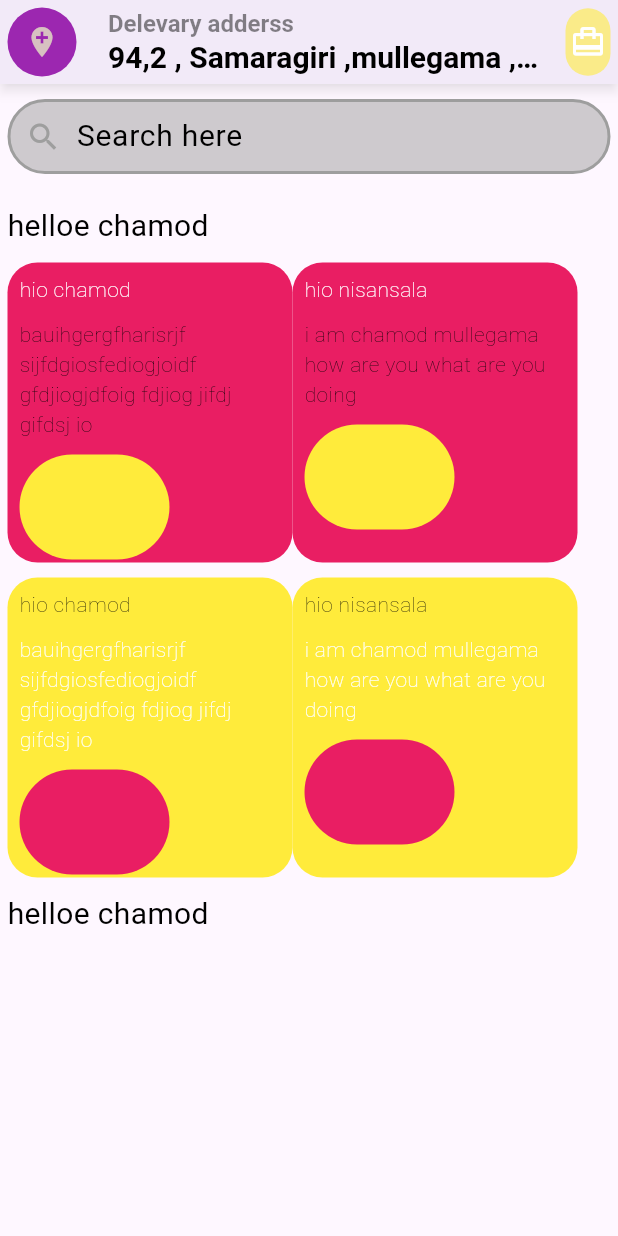
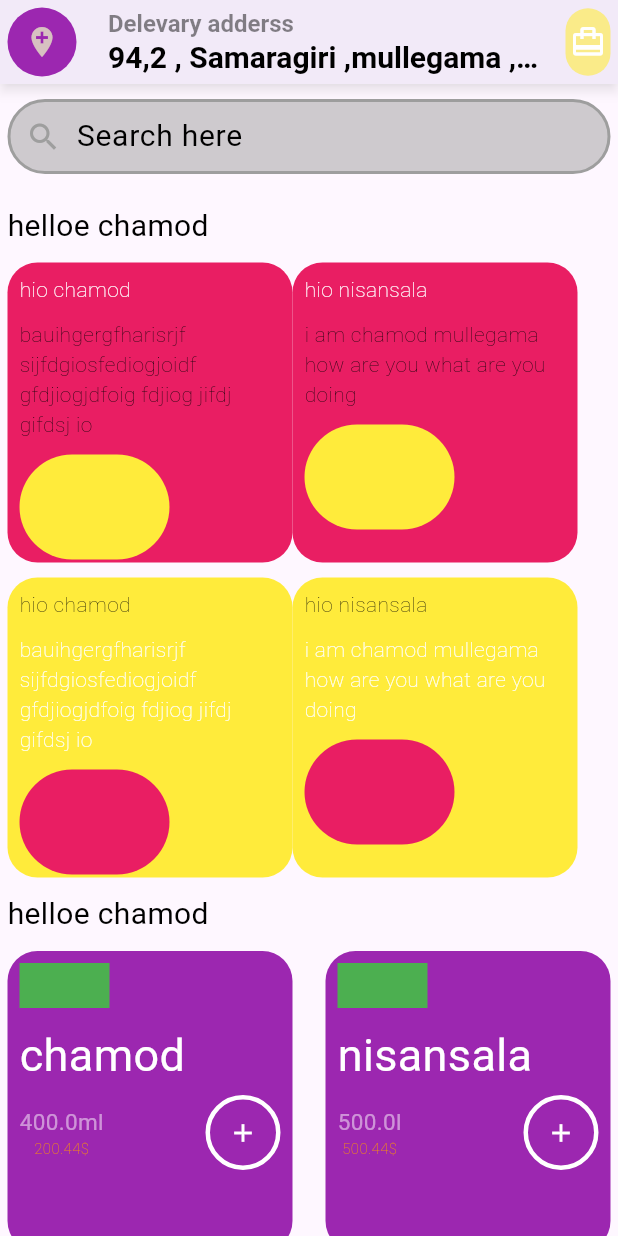
Before and after one commit to ChamodMullegama/CartApp, a Flutter app: the screen it shows after launch, on a phone screen of 412 x 824 dp. Run offline on Flutter 3.47's test engine with Material 3 defaults, Android fonts, the phone set to English and light mode, and no system bars.

Commit message:
add new cart item section

```diff
--- a/lib/pages/home_page/home_page.dart
+++ b/lib/pages/home_page/home_page.dart
@@ -1,5 +1,6 @@
 import 'package:cart_app/pages/home_page/widgets/search_box.dart';
 import 'package:cart_app/widgets/app_bar/app_bar.dart';
+import 'package:cart_app/widgets/reuseble/cart_item.dart';
 import 'package:cart_app/widgets/reuseble/product_cart.dart';
 import 'package:flutter/material.dart';
 
@@ -94,6 +95,13 @@ class HomePage extends StatelessWidget {
               SizedBox(
                  height: 10,
               ),
+              Row(
+                mainAxisAlignment: MainAxisAlignment.spaceBetween,
+                children: [
+                  cartItem(tittel: "chamod", amount: 400, price: 200.44, unit: "ml"),
+                  cartItem(tittel: "nisansala", amount: 500, price: 500.44, unit: "l")
+                ],
+              )
             ],
           ),
         ),
--- /dev/null
+++ b/lib/widgets/reuseble/cart_item.dart
@@ -0,0 +1,85 @@
+import 'package:flutter/material.dart';
+
+class cartItem extends StatelessWidget {
+  final String tittel;
+  final double amount;
+  final double price;
+  final String unit;
+
+  const cartItem({super.key, required this.tittel, required this.amount, required this.price, required this.unit});
+
+  final double cartwith = 190;
+  final double cartheght = 200;
+  @override
+  Widget build(BuildContext context) {
+    return Container(
+      height: cartheght,
+      width: cartwith,
+      decoration: BoxDecoration(
+          borderRadius: BorderRadius.circular(20), color: Colors.purple),
+      child: Padding(
+        padding: const EdgeInsets.all(8.0),
+        child: Column(
+          crossAxisAlignment: CrossAxisAlignment.start,
+          children: [
+            Container(
+              height: 30,
+              width: 60,
+              color: Colors.green,
+            ),
+            const SizedBox(
+              height: 10,
+            ),
+            Text(
+              tittel,
+              style: TextStyle(color: Colors.white, fontSize: 30),
+            ),
+            SizedBox(
+              height: 5,
+            ),
+            Row(
+              mainAxisAlignment: MainAxisAlignment.spaceBetween,
+              children: [
+                Column(
+                  children: [
+                    Text(
+                      amount.toString() + unit,
+                      style: TextStyle(
+                          color: Colors.white.withOpacity(0.5), fontSize: 15),
+                    ),
+                    Text(
+                      "${price}\$",
+                      style: TextStyle(
+                        color: Colors.orange,
+                        fontSize: 10,
+                        fontWeight: FontWeight.w100,
+                      ),
+                    ),
+                  ],
+                ),
+                Container(
+                  width: 50,
+                  height: 50,
+                  decoration: BoxDecoration(
+                    borderRadius: BorderRadius.circular(100),
+                    border: Border.all(
+                      color: Colors.white,
+                      width: 3,
+                    ),
+                  ),
+                  child: Center(
+                    child: Icon(
+                      Icons.add,
+                      size: 20,
+                      color: Colors.white,
+                    ),
+                  ),
+                )
+              ],
+            ),
+          ],
+        ),
+      ),
+    );
+  }
+}
```
